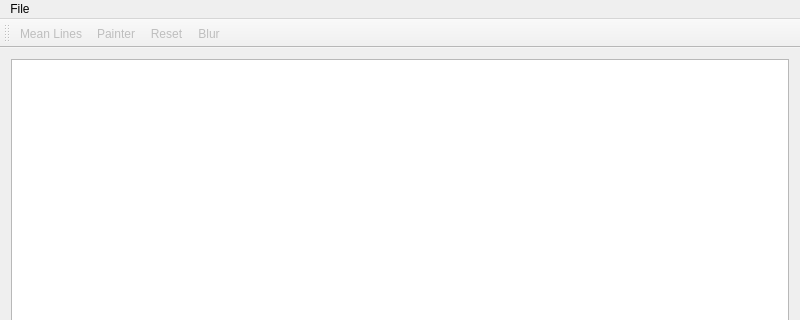
Before: the Qt Designer form SpeedSignDetectorViewer/mainwindow.ui in maltelenz/SpeedSignDetector, drawn with Qt 5; both pictures show x 0 to 800 and y 0 to 320 of the 800 by 700 pixel window.
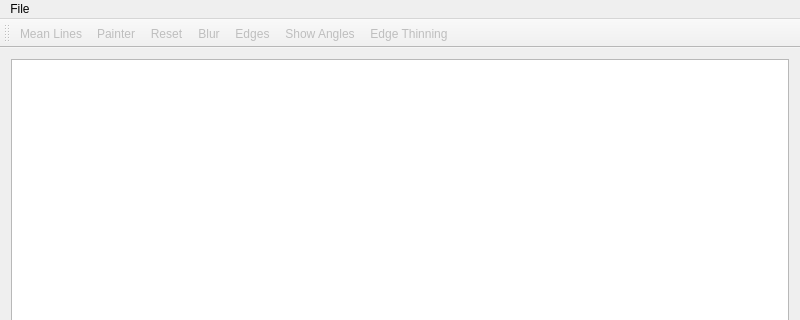
After: the same form once the commit is applied.

Commit message: Edge detection.

What changed in the file:
```diff
--- a/SpeedSignDetectorViewer/mainwindow.ui
+++ b/SpeedSignDetectorViewer/mainwindow.ui
@@ -55,6 +55,9 @@
    <addaction name="actionPainter"/>
    <addaction name="actionReset"/>
    <addaction name="actionBlur"/>
+   <addaction name="actionEdges"/>
+   <addaction name="actionShowAngles"/>
+   <addaction name="actionEdge_Thinning"/>
   </widget>
   <widget class="QStatusBar" name="statusBar"/>
   <action name="actionLoad_Image">
@@ -115,6 +118,42 @@
     <string>Add blur</string>
    </property>
   </action>
+  <action name="actionEdges">
+   <property name="enabled">
+    <bool>false</bool>
+   </property>
+   <property name="text">
+    <string>Edges</string>
+   </property>
+   <property name="toolTip">
+    <string>Edge detection</string>
+   </property>
+  </action>
+  <action name="actionShowAngles">
+   <property name="checkable">
+    <bool>true</bool>
+   </property>
+   <property name="enabled">
+    <bool>false</bool>
+   </property>
+   <property name="text">
+    <string>Show Angles</string>
+   </property>
+   <property name="toolTip">
+    <string>Show sobel angles</string>
+   </property>
+  </action>
+  <action name="actionEdge_Thinning">
+   <property name="enabled">
+    <bool>false</bool>
+   </property>
+   <property name="text">
+    <string>Edge Thinning</string>
+   </property>
+   <property name="toolTip">
+    <string>Apply a pass of edge thinning</string>
+   </property>
+  </action>
  </widget>
  <layoutdefault spacing="6" margin="11"/>
  <resources/>
```
The commit also changes 4 other files.
